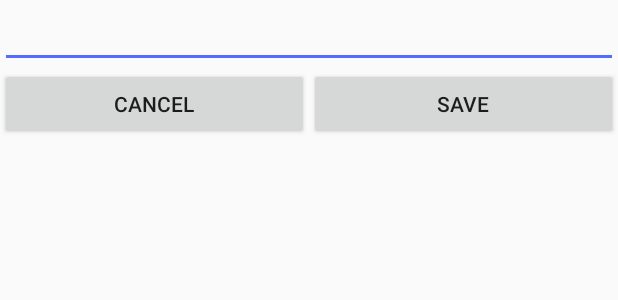
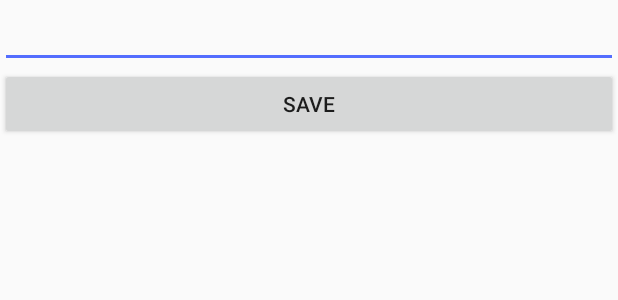
Before and after one commit to louisbl/RemeberWhere, an Android app: the layout fragment_dialog.xml on its own in the app's theme, with its tools: preview values and no code run, on a phone screen of 412 x 824 dp. Shown: the top 300 px of the screen. Run offline under Robolectric (Android 15) with nearby library versions, the phone set to English and light mode, and no system bars.

Commit message:
Save Notes on the Map

```diff
--- a/app/build.gradle
+++ b/app/build.gradle
@@ -28,4 +28,5 @@ dependencies {
     compile 'com.android.support:appcompat-v7:23.1.1'
     compile 'com.android.support:design:23.1.1'
     compile 'com.android.support:support-v4:23.1.1'
+    compile 'com.github.satyan:sugar:1.4'
 }
--- a/app/src/main/AndroidManifest.xml
+++ b/app/src/main/AndroidManifest.xml
@@ -11,6 +11,7 @@
         android:label="RememberMe"
         android:supportsRtl="true"
         android:theme="@style/AppTheme">
+        <meta-data android:name="DATABASE" android:value="sugar_example.db" />
         <activity android:name=".Splash">
             <intent-filter>
                 <action android:name="android.intent.action.MAIN" />
--- a/app/src/main/java/fr/julienguillaume/remeberme/Map.java
+++ b/app/src/main/java/fr/julienguillaume/remeberme/Map.java
@@ -29,8 +29,7 @@ public class Map extends Activity {
         mapView.setOnMapLongClickListener(new MapView.OnMapLongClickListener() {
             @Override
             public void onMapLongClick(LatLng point) {
-                DialogFragment popupFrag = new DialogFragment();
-                popupFrag.show(fm , "Add new Note");
+                DialogFragment.newInstance(point).show(fm , "Nouvelle Note");
             }
         });
 
--- a/app/src/main/res/layout/fragment_dialog.xml
+++ b/app/src/main/res/layout/fragment_dialog.xml
@@ -14,18 +14,11 @@
         android:layout_below="@+id/editText">
 
         <Button
-            android:text="Cancel"
-            android:layout_width="wrap_content"
+            android:text="@string/saveBtnText"
+            android:layout_width="0dp"
             android:layout_height="wrap_content"
-            android:layout_weight="0.5"
-            android:id="@+id/button" />
-
-        <Button
-            android:text="Save"
-            android:layout_width="wrap_content"
-            android:layout_height="wrap_content"
-            android:layout_weight="0.5"
-            android:id="@+id/button2"
+            android:layout_weight="1"
+            android:id="@+id/saveNote"
             />
     </LinearLayout>
 </RelativeLayout>
--- a/app/src/main/res/values/strings.xml
+++ b/app/src/main/res/values/strings.xml
@@ -5,4 +5,5 @@
 
     <!-- TODO: Remove or change this placeholder text -->
     <string name="hello_blank_fragment">Hello blank fragment</string>
+    <string name="saveBtnText">Save</string>
 </resources>
```
Also changed, not shown: app/src/main/java/fr/julienguillaume/remeberme/notes/DialogFragment.java (+31 -2 lines), app/src/main/java/fr/julienguillaume/remeberme/notes/Note.java (added, +36 -0 lines).
